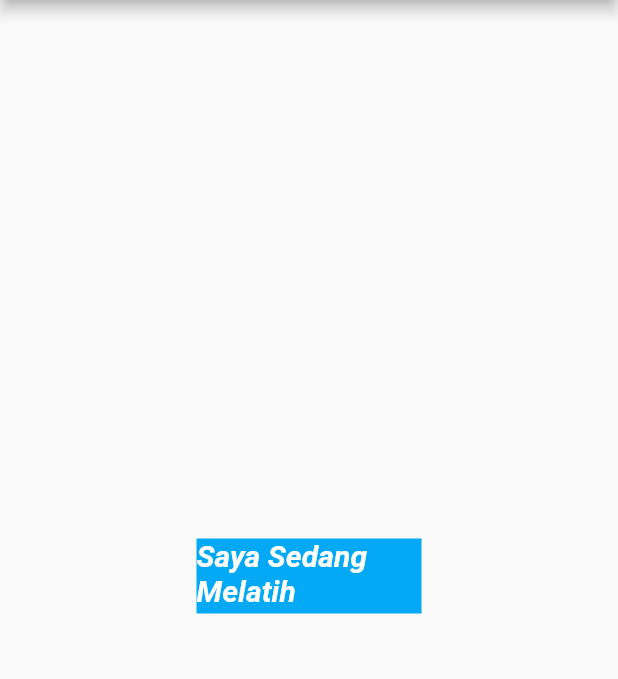
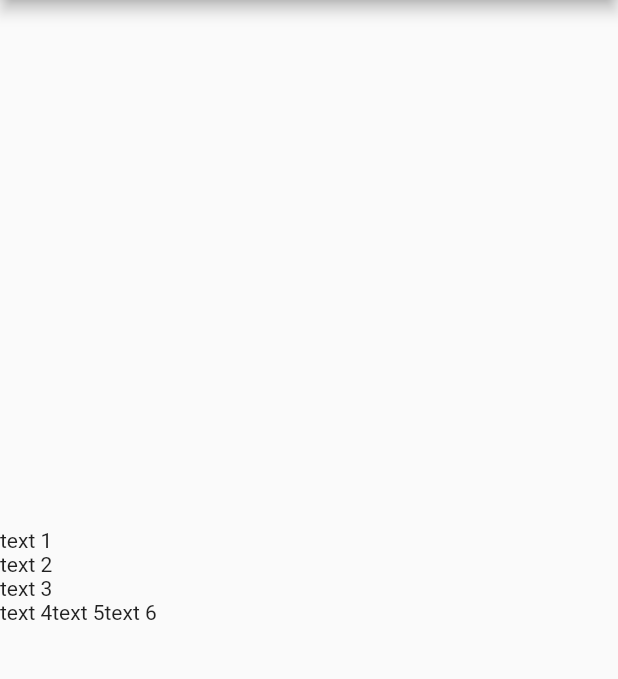
Before and after one commit to fuadtanjung/helloworld, a Flutter app: the screen it shows after launch, on a phone screen of 412 x 824 dp, the part 84-763 px from its top. Run offline on Flutter 3.47's test engine with Material 2 defaults, Android fonts, the phone set to English and light mode, and no system bars.

Commit message:
Column and row

```diff
--- a/lib/main.dart
+++ b/lib/main.dart
@@ -12,19 +12,22 @@ class MyApp extends StatelessWidget {
         appBar: AppBar(
           title: Text("Aplikasi Hello World"),
         ),
-        body: Center(
-            child: Container(
-                color: Colors.lightBlue,
-                width: 150,
-                height: 50,
-                child: Text(
-                  "Saya Sedang Melatih Kemampuan Flutter saya",
-                  style: TextStyle(
-                      color: Colors.white,
-                      fontStyle: FontStyle.italic,
-                      fontWeight: FontWeight.w700,
-                      fontSize: 20),
-                ))),
+        body:Column(
+          mainAxisAlignment: MainAxisAlignment.center,
+          crossAxisAlignment: CrossAxisAlignment.start,
+          children: <Widget>[
+            Text("text 1"),
+            Text("text 2"),
+            Text("text 3"),
+            Row(
+              children: <Widget>[
+                Text("text 4"),
+                Text("text 5"),
+                Text("text 6")
+              ],
+            )
+          ],
+        )
       ),
     );
   }
```
